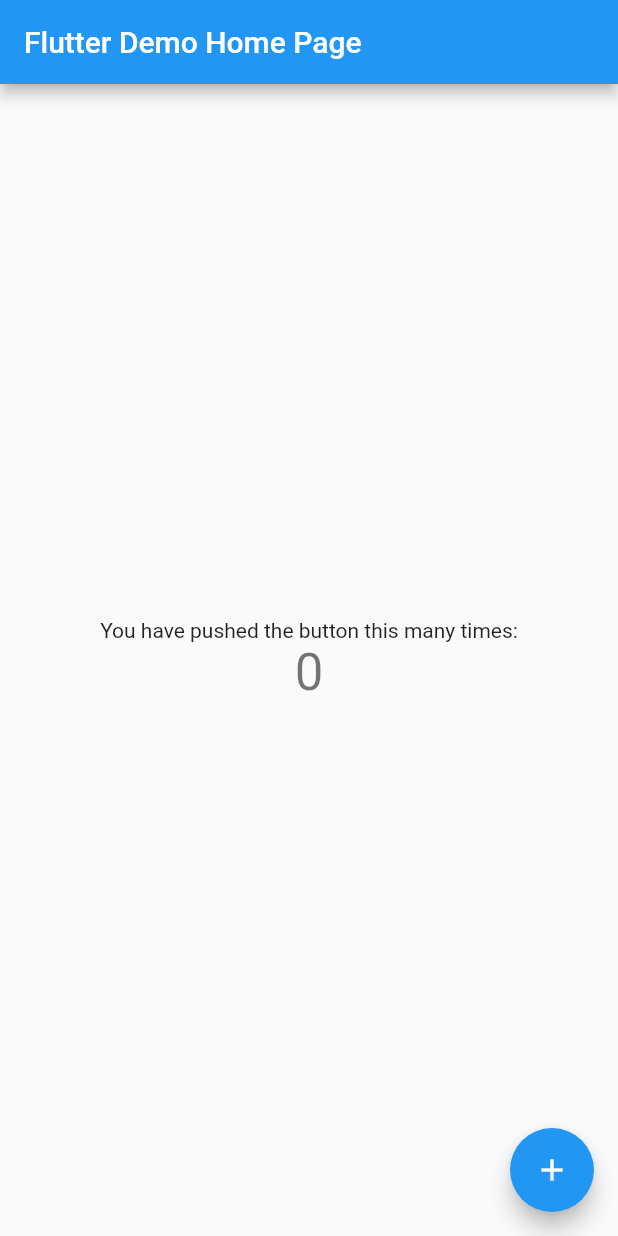
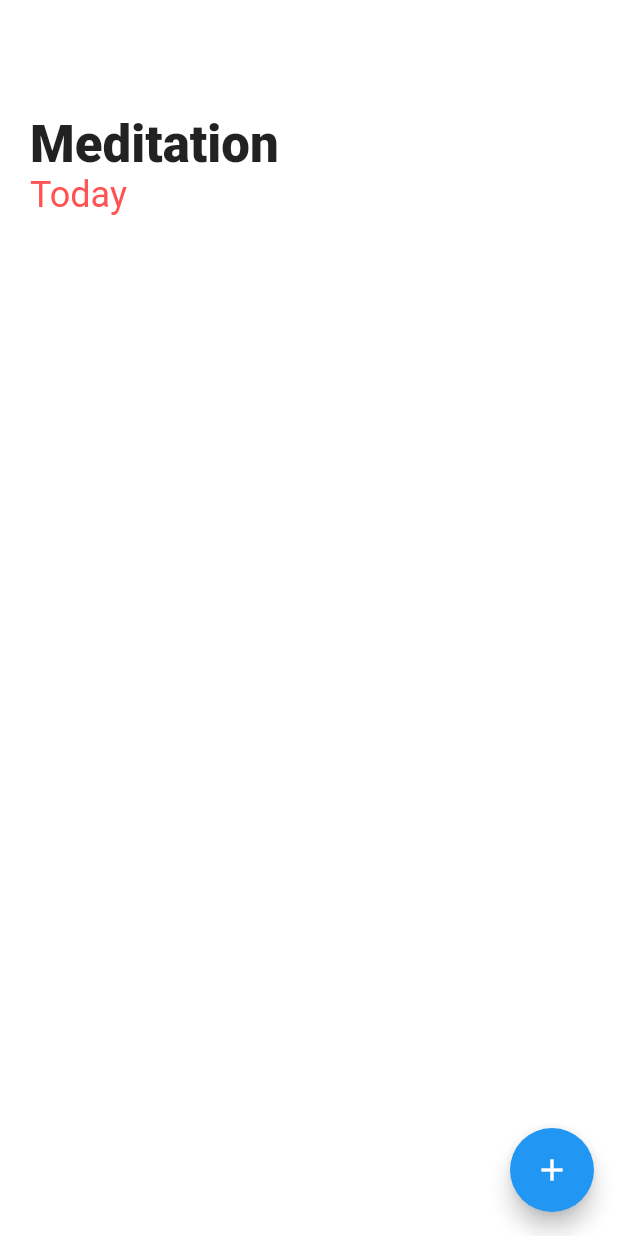
Before and after one commit to Flaque/bluesquares, a Flutter app: the screen it shows after launch, on a phone screen of 412 x 824 dp. Run offline on Flutter 3.47's test engine with Material 2 defaults, Android fonts, the phone set to English and light mode, and no system bars.

Commit message:
Add title and today label

```diff
--- a/lib/main.dart
+++ b/lib/main.dart
@@ -18,7 +18,9 @@ class MyApp extends StatelessWidget {
           // or press Run > Flutter Hot Reload in IntelliJ). Notice that the
           // counter didn't reset back to zero; the application is not restarted.
           primarySwatch: Colors.blue,
-      ),
+          backgroundColor: Colors.white,
+          canvasColor: Colors.white,
+          brightness: Brightness.light),
       home: new MyHomePage(title: 'Flutter Demo Home Page'),
     );
   }
@@ -40,6 +42,17 @@ class MyHomePage extends StatefulWidget {
 
   @override
   _MyHomePageState createState() => new _MyHomePageState();
+}
+
+class TodayButton extends StatelessWidget {
+  @override
+  Widget build(BuildContext context) {
+    return new Row(children: <Widget>[
+      new Text('Today',
+          textAlign: TextAlign.left,
+          style: new TextStyle(color: Colors.redAccent, fontSize: 24.0))
+    ]);
+  }
 }
 
 class _MyHomePageState extends State<MyHomePage> {
@@ -68,34 +81,22 @@ class _MyHomePageState extends State<MyHomePage> {
       appBar: new AppBar(
           // Here we take the value from the MyHomePage object that was created by
           // the App.build method, and use it to set our appbar title.
-        title: new Text(widget.title),
-      ),
-      body: new Center(
+          elevation: 0.0,
+          backgroundColor: Colors.white,
+          textTheme: Theme.of(context).textTheme),
+      body: new Container(
+        margin: const EdgeInsets.all(20.0),
+
         // Center is a layout widget. It takes a single child and positions it
         // in the middle of the parent.
-        child: new Column(
-          // Column is also layout widget. It takes a list of children and
-          // arranges them vertically. By default, it sizes itself to fit its
-          // children horizontally, and tries to be as tall as its parent.
-          //
-          // Invoke "debug paint" (press "p" in the console where you ran
-          // "flutter run", or select "Toggle Debug Paint" from the Flutter tool
-          // window in IntelliJ) to see the wireframe for each widget.
-          //
-          // Column has various properties to control how it sizes itself and
-          // how it positions its children. Here we use mainAxisAlignment to
-          // center the children vertically; the main axis here is the vertical
-          // axis because Columns are vertical (the cross axis would be
-          // horizontal).
-          mainAxisAlignment: MainAxisAlignment.center,
+        child: new ListView(
           children: <Widget>[
             new Text(
-              'You have pushed the button this many times:',
+              'Meditation',
+              textAlign: TextAlign.left,
+              style: new TextStyle(fontWeight: FontWeight.w900, fontSize: 34.0),
             ),
-            new Text(
-              '$_counter',
-              style: Theme.of(context).textTheme.display1,
-            ),
+            new TodayButton()
           ],
         ),
       ),
```
Lines whose indentation alone changed are shown as unchanged.
